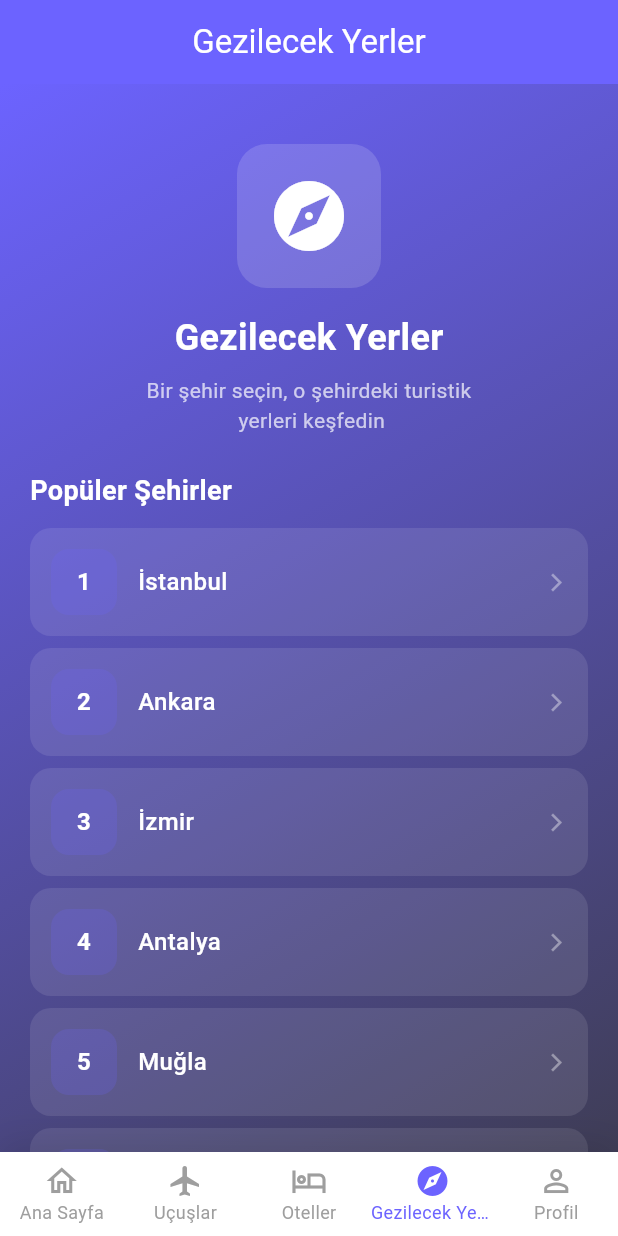
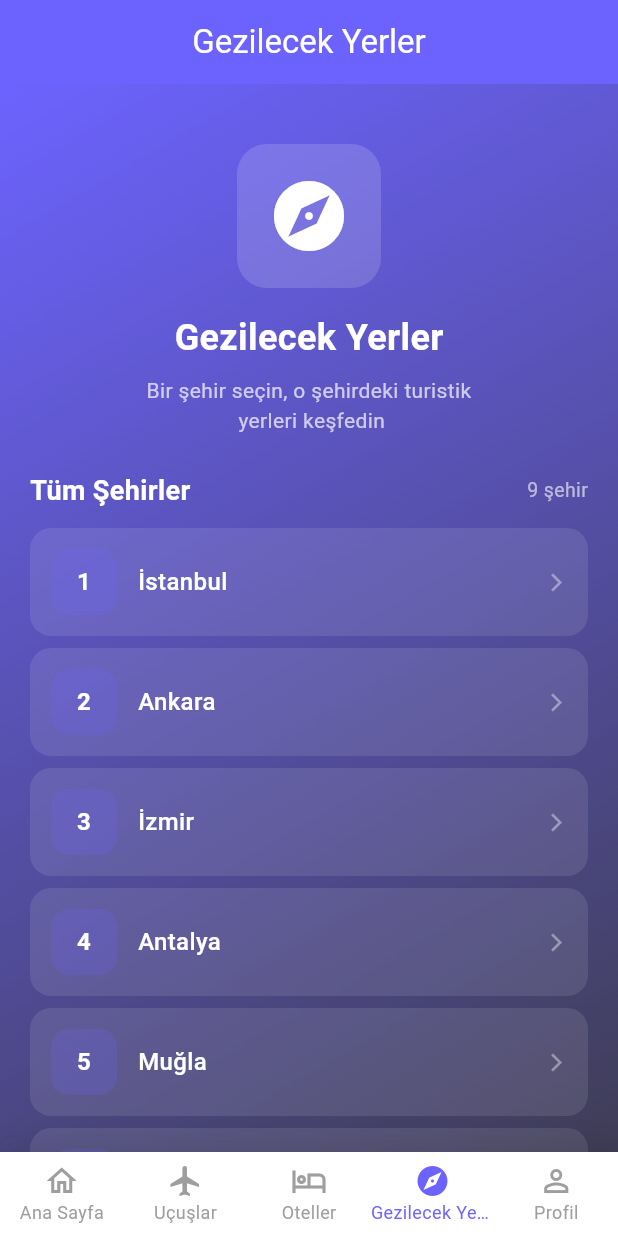
Before and after one commit to elyph/rota-ai, a Flutter app: the screen it shows after launch, item 4 of the bottom bar chosen, on a phone screen of 412 x 824 dp. Run offline on Flutter 3.47's test engine with Material 3 defaults, Android fonts, the phone set to English and light mode, and no system bars; network calls fail; Roboto replaces fonts that are missing (Poppins).

```diff
--- a/frontend/lib/screens/places_screen.dart
+++ b/frontend/lib/screens/places_screen.dart
@@ -37,33 +37,36 @@ class _PlacesScreenState extends State<PlacesScreen> {
     {'key': 'entertainment', 'label': 'Eğlence', 'icon': Icons.celebration},
   ];
 
-  // Şehir listesi
-  final List<Map<String, String>> _sehirler = [
-    {'name': 'İstanbul', 'key': 'istanbul'},
-    {'name': 'Ankara', 'key': 'ankara'},
-    {'name': 'İzmir', 'key': 'izmir'},
-    {'name': 'Antalya', 'key': 'antalya'},
-    {'name': 'Muğla', 'key': 'muğla'},
-    {'name': 'Trabzon', 'key': 'trabzon'},
-    {'name': 'Adana', 'key': 'adana'},
-    {'name': 'Nevşehir', 'key': 'nevşehir'},
-    {'name': 'Gaziantep', 'key': 'gaziantep'},
-    {'name': 'Erzurum', 'key': 'erzurum'},
-    {'name': 'Samsun', 'key': 'samsun'},
-    {'name': 'Bursa', 'key': 'bursa'},
-    {'name': 'Konya', 'key': 'konya'},
-    {'name': 'Mardin', 'key': 'mardin'},
-    {'name': 'Edirne', 'key': 'edirne'},
-    {'name': 'Çanakkale', 'key': 'çanakkale'},
-  ];
+  // Şehir listesi - backend'den çekilecek
+  List<Map<String, String>> _sehirler = [];
+  bool _sehirlerYukleniyor = false;
 
   @override
   void initState() {
     super.initState();
+    _sehirleriYukle();
     if (widget.cityKey != null && widget.cityName != null) {
       _secilenSehir = widget.cityKey;
       _secilenSehirAdi = widget.cityName;
       _yerleriGetir();
+    }
+  }
+
+  Future<void> _sehirleriYukle() async {
+    try {
+      final sehirler = await _placesService.getCities();
+      if (mounted) {
+        setState(() {
+          _sehirler = sehirler;
+          _sehirlerYukleniyor = false;
+        });
+      }
+    } catch (e) {
+      if (mounted) {
+        setState(() {
+          _sehirlerYukleniyor = false;
+        });
+      }
     }
   }
 
@@ -202,15 +205,52 @@ class _PlacesScreenState extends State<PlacesScreen> {
             ),
           ),
           const SizedBox(height: 24),
+          Row(
+            children: [
               const Text(
-            'Popüler Şehirler',
+                'Tüm Şehirler',
                 style: TextStyle(
                   fontSize: 18,
                   fontWeight: FontWeight.bold,
                   color: Colors.white,
                 ),
               ),
+              const Spacer(),
+              Text(
+                '${_sehirler.length} şehir',
+                style: TextStyle(
+                  fontSize: 13,
+                  color: Colors.white.withValues(alpha: 0.6),
+                ),
+              ),
+            ],
+          ),
           const SizedBox(height: 12),
+          if (_sehirlerYukleniyor)
+            const Center(
+              child: Padding(
+                padding: EdgeInsets.all(32),
+                child: CircularProgressIndicator(color: Colors.white),
+              ),
+            )
+          else if (_sehirler.isEmpty)
+            Center(
+              child: Padding(
+                padding: const EdgeInsets.all(32),
+                child: Column(
+                  children: [
+                    Icon(Icons.cloud_off, size: 48, color: Colors.white.withValues(alpha: 0.5)),
+                    const SizedBox(height: 12),
+                    Text(
+                      'Şehirler yüklenemedi. Backend\'in çalıştığından emin olun.',
+                      textAlign: TextAlign.center,
+                      style: TextStyle(color: Colors.white.withValues(alpha: 0.6)),
+                    ),
+                  ],
+                ),
+              ),
+            )
+          else
             ...List.generate(_sehirler.length, (index) {
               final sehir = _sehirler[index];
               return Padding(
--- a/frontend/lib/services/places_service.dart
+++ b/frontend/lib/services/places_service.dart
@@ -19,10 +19,11 @@ class PlacesService {
   };
 
   /// Belirtilen şehirdeki yerleri getirir (filtreleme destekler)
+  /// Tümü'nde 50 yer, filtrelerde 15 yer döner
   Future<List<TouristPlace>> getNearbyPlaces({
     required String city,
     int radius = 5000,
-    int maxResults = 15,
+    int maxResults = 50,
     String filterType = 'all', // all, tourist, food, nature, historical, shopping, entertainment
   }) async {
     try {
```
Also changed, not shown: 1 other file. Lines whose indentation alone changed are shown as unchanged.
